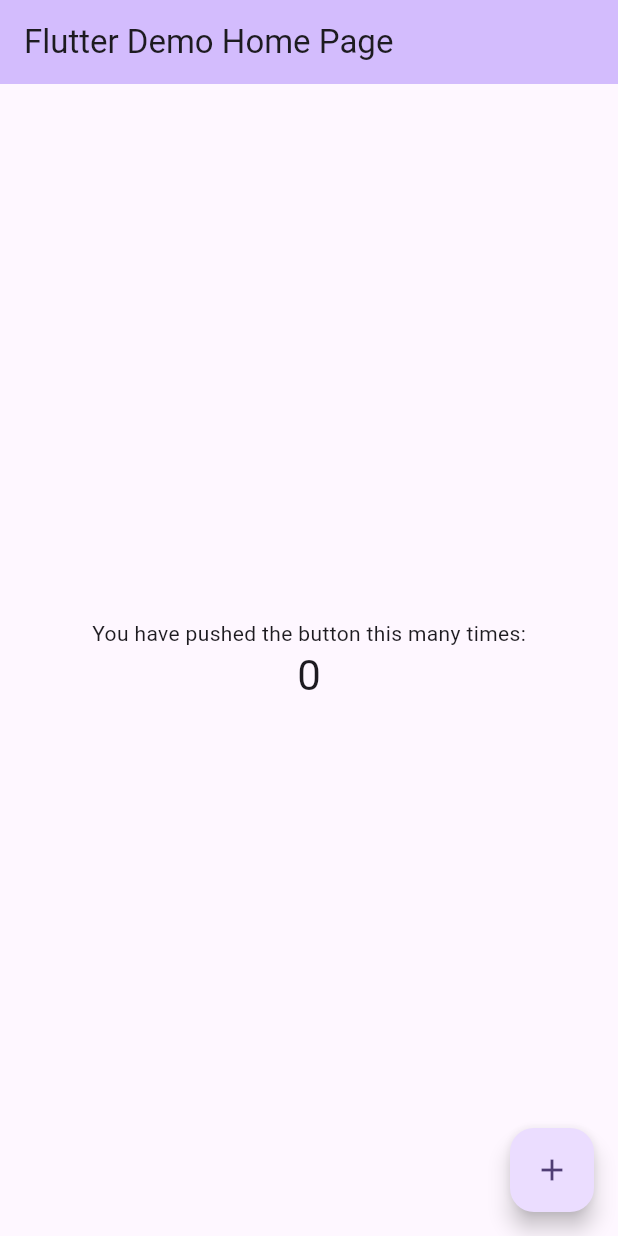
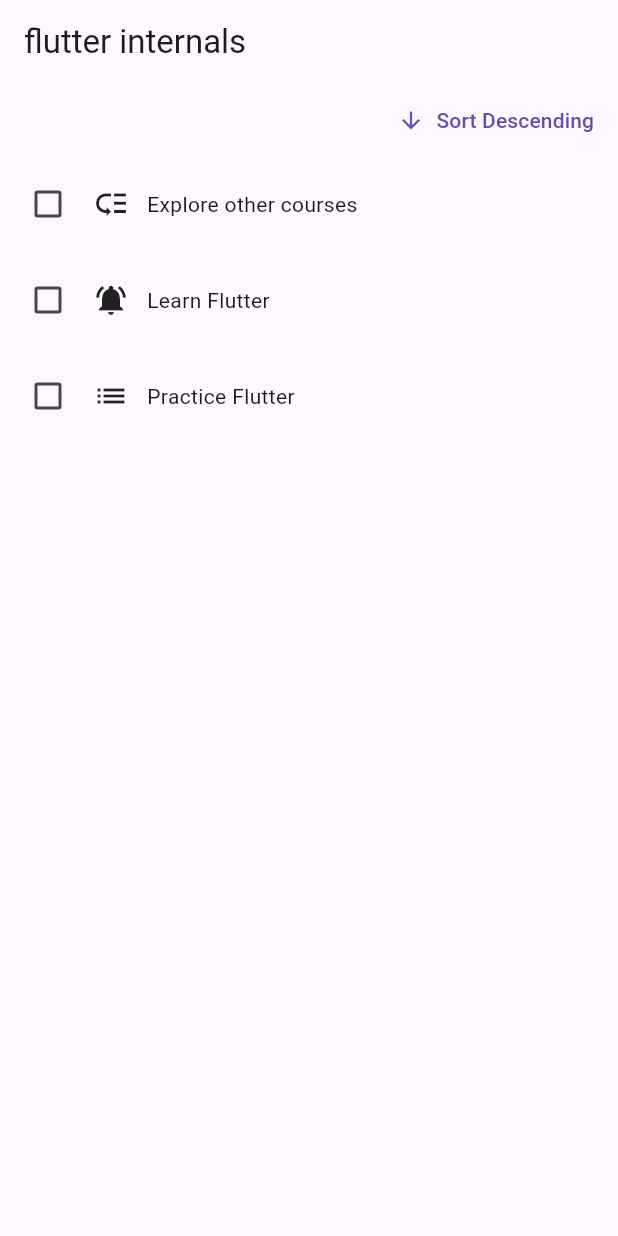
Before and after one commit to MaeYoiy/flutter_internals, a Flutter app: the screen it shows after launch, on a phone screen of 412 x 824 dp. Run offline on Flutter 3.47's test engine with Material 3 defaults, Android fonts, the phone set to English and light mode, and no system bars.

Commit message:
key-final-var-const

```diff
--- /dev/null
+++ b/flutter_internals/lib/keys/checkable_todo_item.dart
@@ -0,0 +1,50 @@
+import 'package:flutter/material.dart';
+
+enum Priority { urgent, normal, low }
+
+class CheckableTodoItem extends StatefulWidget {
+  const CheckableTodoItem(this.text, this.priority, {super.key});
+
+  final String text;
+  final Priority priority;
+
+  @override
+  State<CheckableTodoItem> createState() => _CheckableTodoItemState();
+}
+
+class _CheckableTodoItemState extends State<CheckableTodoItem> {
+  var _done = false;
+
+  void _setDone(bool? isChecked) {
+    setState(() {
+      _done = isChecked ?? false;
+    });
+  }
+
+  @override
+  Widget build(BuildContext context) {
+    var icon = Icons.low_priority;
+
+    if (widget.priority == Priority.urgent) {
+      icon = Icons.notifications_active;
+    }
+
+    if (widget.priority == Priority.normal) {
+      icon = Icons.list;
+    }
+
+    return Padding(
+      padding: const EdgeInsets.all(8),
+      child: Row(
+        crossAxisAlignment: CrossAxisAlignment.center,
+        children: [
+          Checkbox(value: _done, onChanged: _setDone),
+          const SizedBox(width: 6),
+          Icon(icon),
+          const SizedBox(width: 12),
+          Text(widget.text),
+        ],
+      ),
+    );
+  }
+}
--- /dev/null
+++ b/flutter_internals/lib/keys/keys.dart
@@ -0,0 +1,87 @@
+import 'package:flutter/material.dart';
+import 'package:flutter_internals/keys/checkable_todo_item.dart';
+
+// import 'package:flutter_internals/keys/todo_item.dart';
+
+class Todo {
+  const Todo(this.text, this.priority);
+
+  final String text;
+  final Priority priority;
+}
+
+class Keys extends StatefulWidget {
+  const Keys({super.key});
+
+  @override
+  State<Keys> createState() {
+    return _KeysState();
+  }
+}
+
+class _KeysState extends State<Keys> {
+  var _order = 'asc';
+  final _todos = [
+    const Todo(
+      'Learn Flutter',
+      Priority.urgent,
+    ),
+    const Todo(
+      'Practice Flutter',
+      Priority.normal,
+    ),
+    const Todo(
+      'Explore other courses',
+      Priority.low,
+    ),
+  ];
+
+  List<Todo> get _orderedTodos {
+    final sortedTodos = List.of(_todos);
+    sortedTodos.sort((a, b) {
+      final bComesAfterA = a.text.compareTo(b.text);
+      return _order == 'asc' ? bComesAfterA : -bComesAfterA;
+    });
+    return sortedTodos;
+  }
+
+  void _changeOrder() {
+    setState(() {
+      _order = _order == 'asc' ? 'desc' : 'asc';
+    });
+  }
+
+  @override
+  Widget build(BuildContext context) {
+    return Column(
+      children: [
+        Align(
+          alignment: Alignment.centerRight,
+          child: TextButton.icon(
+            onPressed: _changeOrder,
+            icon: Icon(
+              _order == 'asc' ? Icons.arrow_downward : Icons.arrow_upward,
+            ),
+            label: Text('Sort ${_order == 'asc' ? 'Descending' : 'Ascending'}'),
+          ),
+        ),
+        Expanded(
+          child: Column(
+            children: [
+              // for (final todo in _orderedTodos) TodoItem(todo.text, todo.priority),
+              for (final todo in _orderedTodos)
+                CheckableTodoItem(
+                  // เพิ่ม key เพื่อที่มีการ sort แล้ว State ที่กดปุ่ม check ก็จะเปลี่ยนตามด้วย
+                  // key ใช้ในกรณีที่มี state และ widget ด้วย เมื่อต้องการเปลี่ยนแปลงด้วยกัน
+                  //key: ValueKey(todo.text),
+                  key: ObjectKey(todo),
+                  todo.text,
+                  todo.priority,
+                ),
+            ],
+          ),
+        ),
+      ],
+    );
+  }
+}
--- a/flutter_internals/lib/main.dart
+++ b/flutter_internals/lib/main.dart
@@ -1,6 +1,14 @@
 import 'package:flutter/material.dart';
+import 'package:flutter_internals/keys/keys.dart';
+import 'package:flutter_internals/ui_updates_demo.dart';
 
 void main() {
+  // final อนุญาตให้แก้ไขได้ ไม่มีผลต่อที่อยู่ในหน่วยความจำ แต่ไม่สามารถเขียนทับได้
+  // var สามารถเขียนทับได้ แต่ไม่อนุญาตให้แก้ไขได้
+  // const ไม่สามารถเขียนทับได้ และไม่อนุญาตให้แก้ไขได้ เพราะอย่างงี้ flutter สามารถนำ const มา reuse widget ได้ เพราะค่าไม่มีการเปลี่ยนแปลงแน่นอน
+  final number = [1, 2, 3];
+  //number = [4, 5, 6];
+  number.add(4);
   runApp(const MyApp());
 }
 
@@ -11,115 +19,12 @@ class MyApp extends StatelessWidget {
   @override
   Widget build(BuildContext context) {
     return MaterialApp(
-      title: 'Flutter Demo',
-      theme: ThemeData(
-        // This is the theme of your application.
-        //
-        // TRY THIS: Try running your application with "flutter run". You'll see
-        // the application has a blue toolbar. Then, without quitting the app,
-        // try changing the seedColor in the colorScheme below to Colors.green
-        // and then invoke "hot reload" (save your changes or press the "hot
-        // reload" button in a Flutter-supported IDE, or press "r" if you used
-        // the command line to start the app).
-        //
-        // Notice that the counter didn't reset back to zero; the application
-        // state is not lost during the reload. To reset the state, use hot
-        // restart instead.
-        //
-        // This works for code too, not just values: Most code changes can be
-        // tested with just a hot reload.
-        colorScheme: ColorScheme.fromSeed(seedColor: Colors.deepPurple),
-        useMaterial3: true,
-      ),
-      home: const MyHomePage(title: 'Flutter Demo Home Page'),
-    );
+        theme: ThemeData(useMaterial3: true),
+        home: Scaffold(
+          appBar: AppBar(
+            title: const Text('flutter internals'),
+          ),
+          body: const Keys(),
+        ));
   }
 }
-
-class MyHomePage extends StatefulWidget {
-  const MyHomePage({super.key, required this.title});
-
-  // This widget is the home page of your application. It is stateful, meaning
-  // that it has a State object (defined below) that contains fields that affect
-  // how it looks.
-
-  // This class is the configuration for the state. It holds the values (in this
-  // case the title) provided by the parent (in this case the App widget) and
-  // used by the build method of the State. Fields in a Widget subclass are
-  // always marked "final".
-
-  final String title;
-
-  @override
-  State<MyHomePage> createState() => _MyHomePageState();
-}
-
-class _MyHomePageState extends State<MyHomePage> {
-  int _counter = 0;
-
-  void _incrementCounter() {
-    setState(() {
-      // This call to setState tells the Flutter framework that something has
-      // changed in this State, which causes it to rerun the build method below
-      // so that the display can reflect the updated values. If we changed
-      // _counter without calling setState(), then the build method would not be
-      // called again, and so nothing would appear to happen.
-      _counter++;
-    });
-  }
-
-  @override
-  Widget build(BuildContext context) {
-    // This method is rerun every time setState is called, for instance as done
-    // by the _incrementCounter method above.
-    //
-    // The Flutter framework has been optimized to make rerunning build methods
-    // fast, so that you can just rebuild anything that needs updating rather
-    // than having to individually change instances of widgets.
-    return Scaffold(
-      appBar: AppBar(
-        // TRY THIS: Try changing the color here to a specific color (to
-        // Colors.amber, perhaps?) and trigger a hot reload to see the AppBar
-        // change color while the other colors stay the same.
-        backgroundColor: Theme.of(context).colorScheme.inversePrimary,
-        // Here we take the value from the MyHomePage object that was created by
-        // the App.build method, and use it to set our appbar title.
-        title: Text(widget.title),
-      ),
-      body: Center(
-        // Center is a layout widget. It takes a single child and positions it
-        // in the middle of the parent.
-        child: Column(
-          // Column is also a layout widget. It takes a list of children and
-          // arranges them vertically. By default, it sizes itself to fit its
-          // children horizontally, and tries to be as tall as its parent.
-          //
-          // Column has various properties to control how it sizes itself and
-          // how it positions its children. Here we use mainAxisAlignment to
-          // center the children vertically; the main axis here is the vertical
-          // axis because Columns are vertical (the cross axis would be
-          // horizontal).
-          //
-          // TRY THIS: Invoke "debug painting" (choose the "Toggle Debug Paint"
-          // action in the IDE, or press "p" in the console), to see the
-          // wireframe for each widget.
-          mainAxisAlignment: MainAxisAlignment.center,
-          children: <Widget>[
-            const Text(
-              'You have pushed the button this many times:',
-            ),
-            Text(
-              '$_counter',
-              style: Theme.of(context).textTheme.headlineMedium,
-            ),
-          ],
-        ),
-      ),
-      floatingActionButton: FloatingActionButton(
-        onPressed: _incrementCounter,
-        tooltip: 'Increment',
-        child: const Icon(Icons.add),
-      ), // This trailing comma makes auto-formatting nicer for build methods.
-    );
-  }
-}
```
Also changed, not shown: flutter_internals/lib/demo_buttons.dart (added, +45 -0 lines), flutter_internals/lib/keys/todo_item.dart (added, +34 -0 lines), flutter_internals/lib/ui_updates_demo.dart (added, +34 -0 lines).
